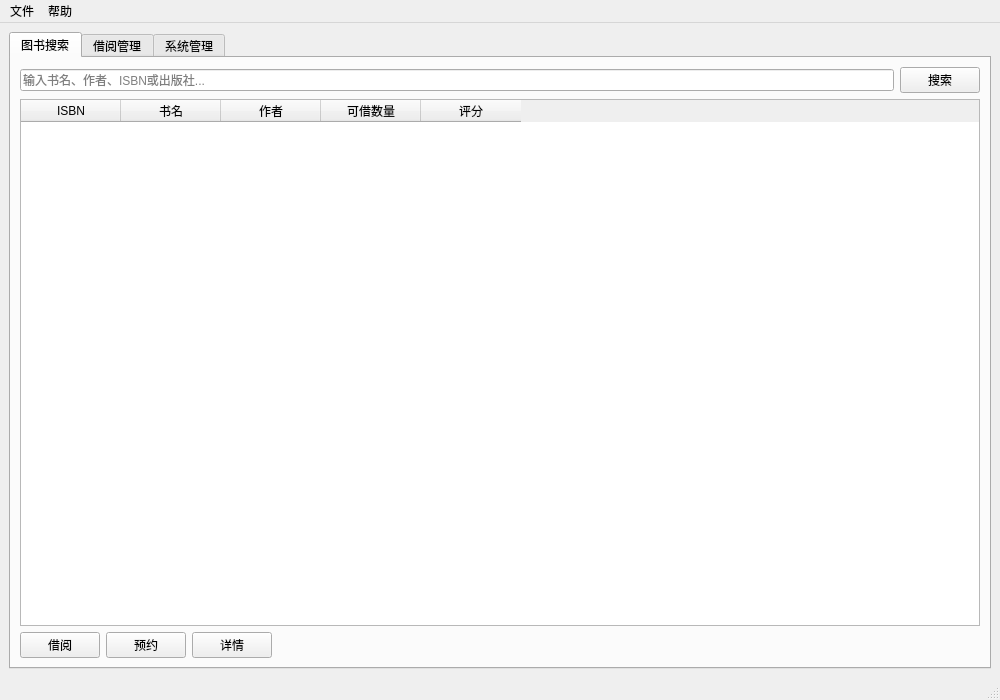
The window that U1/mainwindow.ui (laosu6666/library-management-system) describes before a commit, drawn with Qt 5.
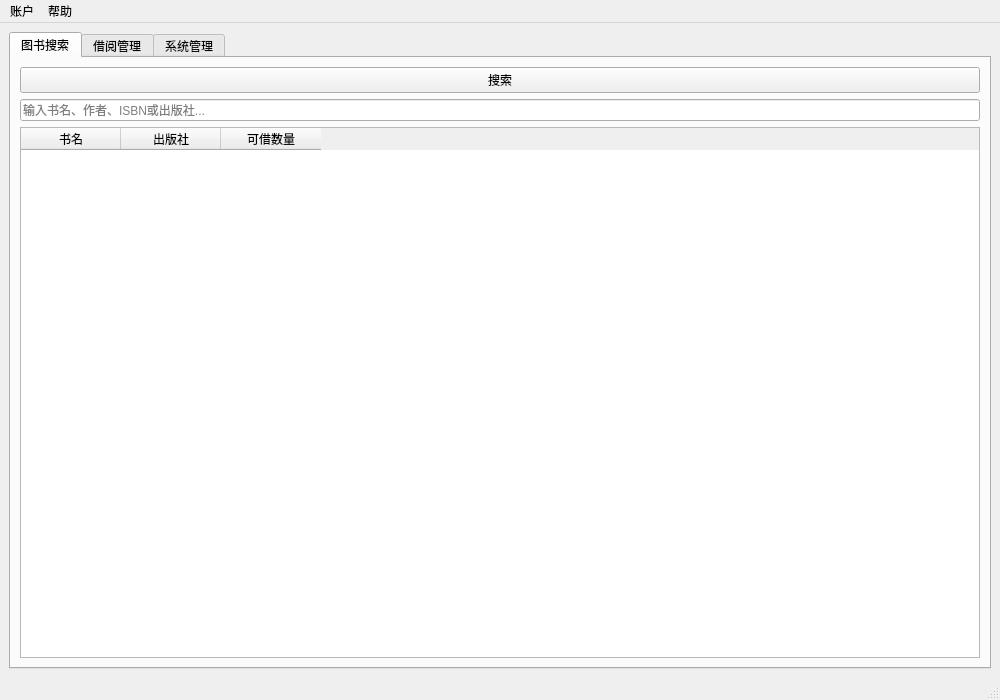
The same window after the commit. The open tabs and pages were chosen to show the change. Icons and pictures are not drawn.

Diff of the .ui file:
```diff
--- a/U1/mainwindow.ui
+++ b/U1/mainwindow.ui
@@ -25,107 +25,53 @@
         <string>图书搜索</string>
        </attribute>
        <layout class="QVBoxLayout" name="verticalLayout_2">
+        <item>
+         <widget class="QPushButton" name="btnSearch">
+          <property name="text">
+           <string>搜索</string>
+          </property>
+          <property name="icon">
+           <iconset resource="C:/Users/HUAWEI/Downloads/library-management-system-Branch1/library-management-system-Branch1/U1/resources.qrc">
+            <normaloff>:/icons/search.png</normaloff>:/icons/search.png</iconset>
+          </property>
+         </widget>
+        </item>
+        <item>
+         <widget class="QLineEdit" name="txtSearch">
+          <property name="placeholderText">
+           <string>输入书名、作者、ISBN或出版社...</string>
+          </property>
+         </widget>
+        </item>
         <item>
          <layout class="QHBoxLayout" name="horizontalLayout">
           <item>
-           <widget class="QLineEdit" name="txtSearch">
-            <property name="placeholderText">
-             <string>输入书名、作者、ISBN或出版社...</string>
+           <widget class="QTableWidget" name="tblBooks">
+            <property name="editTriggers">
+             <set>QAbstractItemView::NoEditTriggers</set>
             </property>
-           </widget>
-          </item>
-          <item>
-           <widget class="QPushButton" name="btnSearch">
-            <property name="text">
-             <string>搜索</string>
+            <property name="columnCount">
+             <number>3</number>
             </property>
-            <property name="icon">
-             <iconset>
-              <normaloff>:/icons/search.png</normaloff>:/icons/search.png</iconset>
-            </property>
+            <column>
+             <property name="text">
+              <string>书名</string>
+             </property>
+            </column>
+            <column>
+             <property name="text">
+              <string>出版社</string>
+             </property>
+            </column>
+            <column>
+             <property name="text">
+              <string>可借数量</string>
+             </property>
+            </column>
            </widget>
           </item>
          </layout>
         </item>
-        <item>
-         <widget class="QTableWidget" name="tblBooks">
-          <column>
-           <property name="text">
-            <string>ISBN</string>
-           </property>
-          </column>
-          <column>
-           <property name="text">
-            <string>书名</string>
-           </property>
-          </column>
-          <column>
-           <property name="text">
-            <string>作者</string>
-           </property>
-          </column>
-          <column>
-           <property name="text">
-            <string>可借数量</string>
-           </property>
-          </column>
-          <column>
-           <property name="text">
-            <string>评分</string>
-           </property>
-          </column>
-         </widget>
-        </item>
-        <item>
-         <layout class="QHBoxLayout" name="horizontalLayout_2">
-          <item>
-           <widget class="QPushButton" name="btnBorrow">
-            <property name="text">
-             <string>借阅</string>
-            </property>
-            <property name="icon">
-             <iconset>
-              <normaloff>:/icons/borrow.png</normaloff>:/icons/borrow.png</iconset>
-            </property>
-           </widget>
-          </item>
-          <item>
-           <widget class="QPushButton" name="btnReserve">
-            <property name="text">
-             <string>预约</string>
-            </property>
-            <property name="icon">
-             <iconset>
-              <normaloff>:/icons/reserve.png</normaloff>:/icons/reserve.png</iconset>
-            </property>
-           </widget>
-          </item>
-          <item>
-           <widget class="QPushButton" name="btnDetails">
-            <property name="text">
-             <string>详情</string>
-            </property>
-            <property name="icon">
-             <iconset>
-              <normaloff>:/icons/details.png</normaloff>:/icons/details.png</iconset>
-            </property>
-           </widget>
-          </item>
-          <item>
-           <spacer name="horizontalSpacer">
-            <property name="orientation">
-             <enum>Qt::Horizontal</enum>
-            </property>
-            <property name="sizeHint" stdset="0">
-             <size>
-              <width>40</width>
-              <height>20</height>
-             </size>
-            </property>
-           </spacer>
-          </item>
-         </layout>
-        </item>
        </layout>
       </widget>
       <widget class="QWidget" name="tabBorrow">
@@ -522,7 +468,7 @@
    </property>
    <widget class="QMenu" name="menuFile">
     <property name="title">
-     <string>文件</string>
+     <string>账户</string>
     </property>
     <addaction name="actionLogin"/>
     <addaction name="actionLogout"/>
```
Left out of the diff: 143 changed lines with no effect on the pictures.
